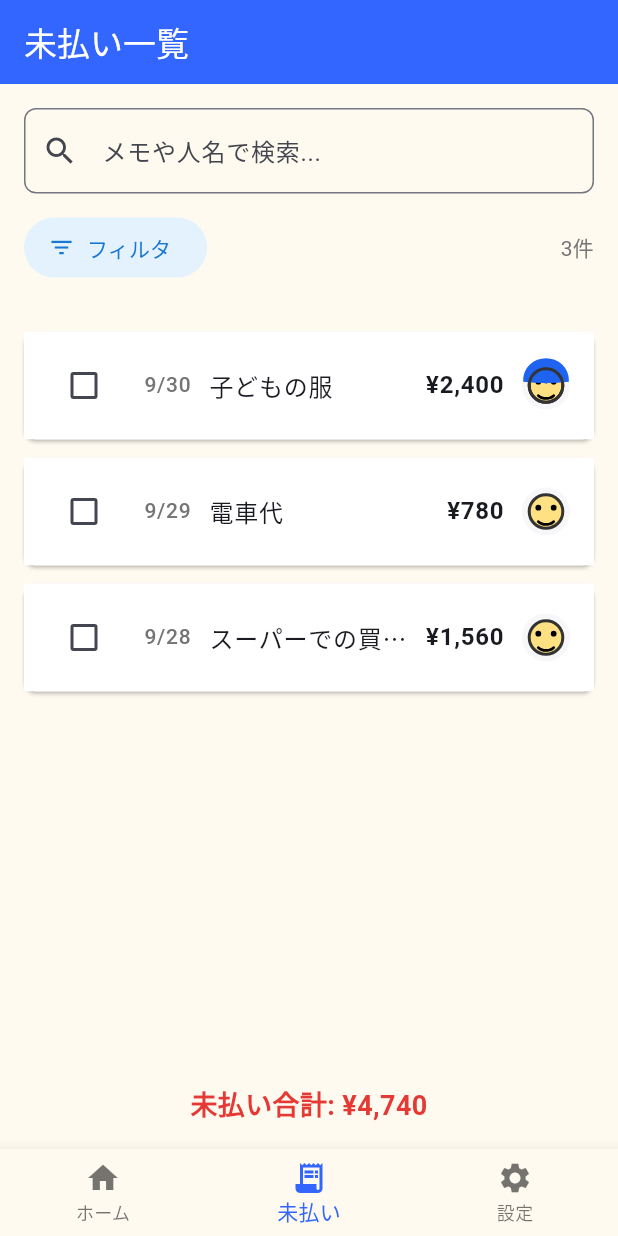
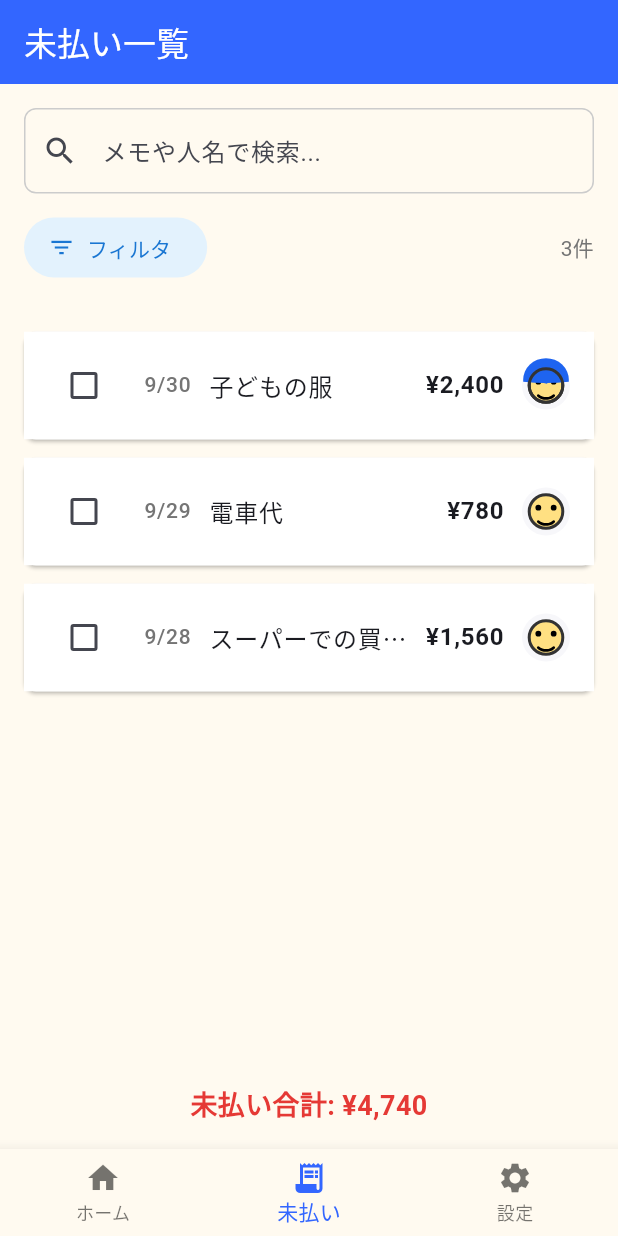
Before and after one commit to N-plus/PaymentCalendar, a Flutter app: the screen it shows after launch, item 2 of the bottom bar chosen, on a phone screen of 412 x 824 dp. Run offline on Flutter 3.47's test engine with Material 3 defaults, Android fonts, the phone set to English and light mode, and no system bars; our stand-ins replace flutter_local_notifications, flutter_riverpod, image_picker, timezone.

Commit message:
Adjust text field theming for dark focus colors

```diff
--- a/lib/main.dart
+++ b/lib/main.dart
@@ -38,6 +38,23 @@ class PaymentCalendarApp extends ConsumerWidget {
           surface: const Color(0xFFFFFAF0),
         ),
         scaffoldBackgroundColor: const Color(0xFFFFFAF0),
+        inputDecorationTheme: InputDecorationTheme(
+          border: OutlineInputBorder(
+            borderRadius: BorderRadius.circular(8),
+            borderSide: const BorderSide(color: Color(0xFFCCCCCC)),
+          ),
+          enabledBorder: OutlineInputBorder(
+            borderRadius: BorderRadius.circular(8),
+            borderSide: const BorderSide(color: Color(0xFFCCCCCC)),
+          ),
+          focusedBorder: OutlineInputBorder(
+            borderRadius: BorderRadius.circular(8),
+            borderSide: const BorderSide(color: Color(0xFF333333)),
+          ),
+        ),
+        textSelectionTheme: const TextSelectionThemeData(
+          cursorColor: Color(0xFF333333),
+        ),
         useMaterial3: true,
         fontFamily: 'N'
             'o'
--- a/lib/screens/unpaid/unpaid_screen.dart
+++ b/lib/screens/unpaid/unpaid_screen.dart
@@ -98,9 +98,6 @@ class _UnpaidScreenState extends ConsumerState<UnpaidScreen> {
                             },
                           )
                         : null,
-                    border: OutlineInputBorder(
-                      borderRadius: BorderRadius.circular(8),
-                    ),
                   ),
                   onChanged: (value) => setState(() => searchQuery = value),
                 ),
```
